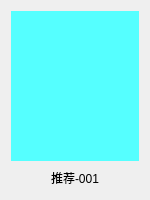
Above: myQQMusic/recboxitem.ui from shilinnull/miniQQMusic before the change. Below: the same form after it.
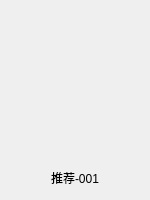
That is the form after the change.

```diff
--- a/myQQMusic/recboxitem.ui
+++ b/myQQMusic/recboxitem.ui
@@ -49,7 +49,7 @@
       </font>
      </property>
      <property name="styleSheet">
-      <string notr="true">background-color:rgb(85, 255, 255);</string>
+      <string notr="true"/>
      </property>
      <widget class="QLabel" name="recMusicImage">
       <property name="geometry">
```
